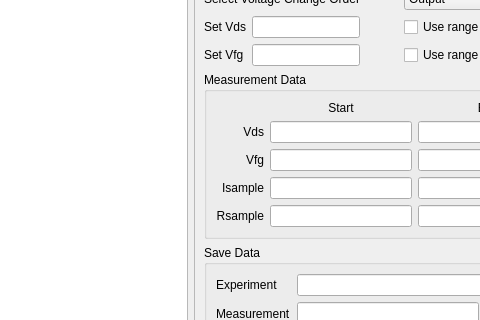
Qt form PyFANS/UI_NoiseMeasurement_v3.ui (zigorrom/PyFANS) before a commit; both pictures show x 450 to 930 and y 377 to 697 of the 1040 by 963 pixel window.
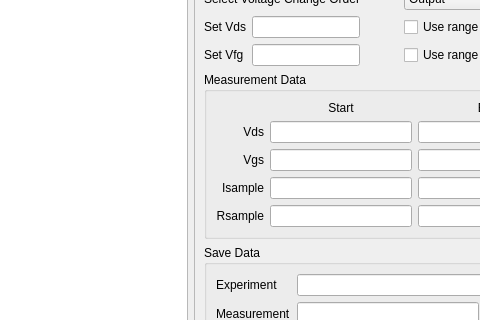
The same form after that commit. Custom widgets are drawn as their Qt base class.

Patch:
```diff
--- a/PyFANS/UI_NoiseMeasurement_v3.ui
+++ b/PyFANS/UI_NoiseMeasurement_v3.ui
@@ -424,7 +424,7 @@
           <item row="2" column="0">
            <widget class="QLabel" name="label_9">
             <property name="text">
-             <string>Vfg</string>
+             <string>Vgs</string>
             </property>
             <property name="alignment">
              <set>Qt::AlignRight|Qt::AlignTrailing|Qt::AlignVCenter</set>
```
Left out of the diff: 2 changed lines with no effect on the pictures.
